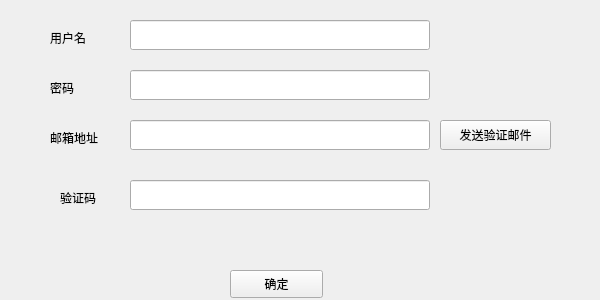
Old version of the form authentication/verifyGUI.ui in the repository PurePassersBy/ShacoRoom.
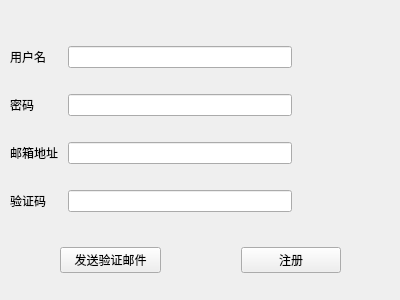
New version of the form.

Commit message: 美化注册与修改密码界面

Diff of the .ui file:
```diff
--- a/authentication/verifyGUI.ui
+++ b/authentication/verifyGUI.ui
@@ -6,194 +6,136 @@
    <rect>
     <x>0</x>
     <y>0</y>
-    <width>600</width>
+    <width>400</width>
     <height>300</height>
    </rect>
   </property>
   <property name="minimumSize">
    <size>
-    <width>600</width>
+    <width>400</width>
     <height>300</height>
    </size>
   </property>
   <property name="maximumSize">
    <size>
-    <width>600</width>
+    <width>400</width>
     <height>300</height>
    </size>
   </property>
   <property name="windowTitle">
    <string>Form</string>
   </property>
-  <widget class="QPushButton" name="sendButton">
+  <widget class="QWidget" name="gridLayoutWidget">
    <property name="geometry">
     <rect>
-     <x>440</x>
-     <y>120</y>
-     <width>111</width>
-     <height>30</height>
+     <x>10</x>
+     <y>30</y>
+     <width>381</width>
+     <height>201</height>
     </rect>
    </property>
-   <property name="text">
-    <string>发送验证邮件</string>
-   </property>
+   <layout class="QGridLayout" name="gridLayout" columnstretch="1,5,2">
+    <property name="spacing">
+     <number>10</number>
+    </property>
+    <item row="3" column="1">
+     <widget class="QLineEdit" name="mailEdit"/>
+    </item>
+    <item row="0" column="2">
+     <widget class="QLabel" name="nameStatus">
+      <property name="text">
+       <string>        </string>
+      </property>
+     </widget>
+    </item>
+    <item row="0" column="0">
+     <widget class="QLabel" name="passwordLabel">
+      <property name="text">
+       <string>用户名</string>
+      </property>
+     </widget>
+    </item>
+    <item row="5" column="1">
+     <widget class="QLineEdit" name="codeEdit"/>
+    </item>
+    <item row="3" column="2">
+     <widget class="QLabel" name="mailStatus">
+      <property name="text">
+       <string>        </string>
+      </property>
+     </widget>
+    </item>
+    <item row="1" column="1">
+     <widget class="QLineEdit" name="passwordEdit"/>
+    </item>
+    <item row="1" column="2">
+     <widget class="QLabel" name="passwordStatus">
+      <property name="text">
+       <string>        </string>
+      </property>
+     </widget>
+    </item>
+    <item row="0" column="1">
+     <widget class="QLineEdit" name="nameEdit"/>
+    </item>
+    <item row="1" column="0">
+     <widget class="QLabel" name="nameLabel">
+      <property name="text">
+       <string>密码</string>
+      </property>
+     </widget>
+    </item>
+    <item row="3" column="0">
+     <widget class="QLabel" name="mailLabel">
+      <property name="text">
+       <string>邮箱地址</string>
+      </property>
+     </widget>
+    </item>
+    <item row="5" column="0">
+     <widget class="QLabel" name="codeLabel">
+      <property name="text">
+       <string>验证码</string>
+      </property>
+     </widget>
+    </item>
+    <item row="5" column="2">
+     <widget class="QLabel" name="codeStatus">
+      <property name="text">
+       <string>        </string>
+      </property>
+     </widget>
+    </item>
+   </layout>
   </widget>
-  <widget class="QLabel" name="mailLabel">
-   <property name="geometry">
-    <rect>
-     <x>50</x>
-     <y>130</y>
-     <width>72</width>
-     <height>15</height>
-    </rect>
-   </property>
-   <property name="text">
-    <string>邮箱地址</string>
-   </property>
-  </widget>
-  <widget class="QLabel" name="codeLabel">
+  <widget class="QWidget" name="horizontalLayoutWidget">
    <property name="geometry">
     <rect>
      <x>60</x>
-     <y>190</y>
-     <width>72</width>
-     <height>15</height>
+     <y>240</y>
+     <width>281</width>
+     <height>41</height>
     </rect>
    </property>
-   <property name="text">
-    <string>验证码</string>
-   </property>
-  </widget>
-  <widget class="QLineEdit" name="mailEdit">
-   <property name="geometry">
-    <rect>
-     <x>130</x>
-     <y>120</y>
-     <width>300</width>
-     <height>30</height>
-    </rect>
-   </property>
-  </widget>
-  <widget class="QLineEdit" name="codeEdit">
-   <property name="geometry">
-    <rect>
-     <x>130</x>
-     <y>180</y>
-     <width>300</width>
-     <height>30</height>
-    </rect>
-   </property>
-  </widget>
-  <widget class="QPushButton" name="confirmButton">
-   <property name="geometry">
-    <rect>
-     <x>230</x>
-     <y>270</y>
-     <width>93</width>
-     <height>28</height>
-    </rect>
-   </property>
-   <property name="text">
-    <string>确定</string>
-   </property>
-  </widget>
-  <widget class="QLabel" name="nameLabel">
-   <property name="geometry">
-    <rect>
-     <x>50</x>
-     <y>80</y>
-     <width>72</width>
-     <height>15</height>
-    </rect>
-   </property>
-   <property name="text">
-    <string>密码</string>
-   </property>
-  </widget>
-  <widget class="QLabel" name="passwordLabel">
-   <property name="geometry">
-    <rect>
-     <x>50</x>
-     <y>30</y>
-     <width>72</width>
-     <height>15</height>
-    </rect>
-   </property>
-   <property name="text">
-    <string>用户名</string>
-   </property>
-  </widget>
-  <widget class="QLineEdit" name="nameEdit">
-   <property name="geometry">
-    <rect>
-     <x>130</x>
-     <y>20</y>
-     <width>300</width>
-     <height>30</height>
-    </rect>
-   </property>
-  </widget>
-  <widget class="QLineEdit" name="passwordEdit">
-   <property name="geometry">
-    <rect>
-     <x>130</x>
-     <y>70</y>
-     <width>300</width>
-     <height>30</height>
-    </rect>
-   </property>
-  </widget>
-  <widget class="QLabel" name="nameStatus">
-   <property name="geometry">
-    <rect>
-     <x>450</x>
-     <y>30</y>
-     <width>131</width>
-     <height>16</height>
-    </rect>
-   </property>
-   <property name="text">
-    <string/>
-   </property>
-  </widget>
-  <widget class="QLabel" name="passwordStatus">
-   <property name="geometry">
-    <rect>
-     <x>450</x>
-     <y>80</y>
-     <width>131</width>
-     <height>16</height>
-    </rect>
-   </property>
-   <property name="text">
-    <string/>
-   </property>
-  </widget>
-  <widget class="QLabel" name="codeStatus">
-   <property name="geometry">
-    <rect>
-     <x>130</x>
-     <y>220</y>
-     <width>411</width>
-     <height>21</height>
-    </rect>
-   </property>
-   <property name="text">
-    <string/>
-   </property>
-  </widget>
-  <widget class="QLabel" name="mailStatus">
-   <property name="geometry">
-    <rect>
-     <x>140</x>
-     <y>160</y>
-     <width>291</width>
-     <height>16</height>
-    </rect>
-   </property>
-   <property name="text">
-    <string/>
-   </property>
+   <layout class="QHBoxLayout" name="horizontalLayout">
+    <property name="spacing">
+     <number>80</number>
+    </property>
+    <item>
+     <widget class="QPushButton" name="sendButton">
+      <property name="text">
+       <string>发送验证邮件</string>
+      </property>
+     </widget>
+    </item>
+    <item>
+     <widget class="QPushButton" name="confirmButton">
+      <property name="text">
+       <string>注册</string>
+      </property>
+     </widget>
+    </item>
+   </layout>
   </widget>
  </widget>
  <resources/>
```
The commit also changes 3 other files.
